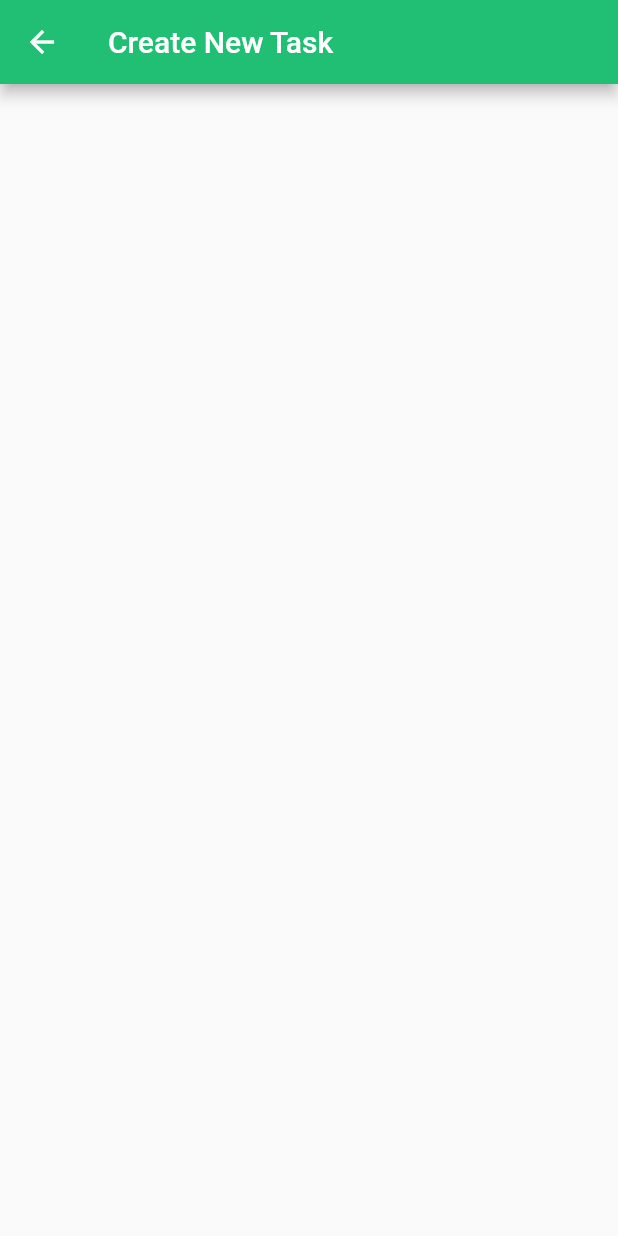
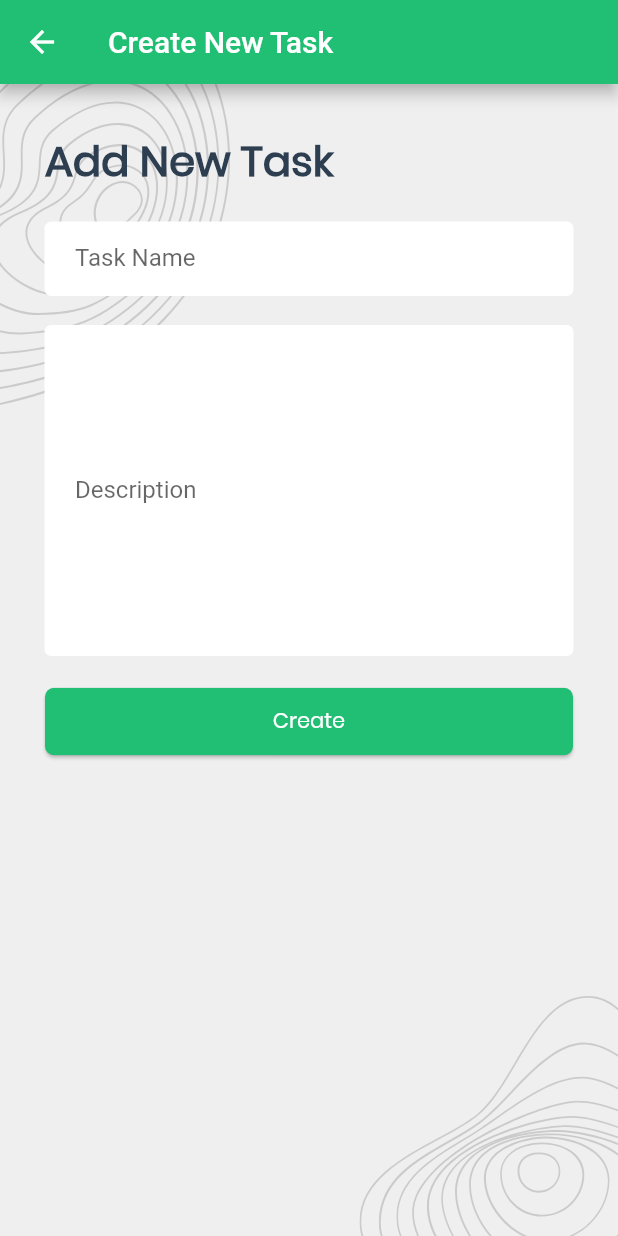
Before and after one commit to Md-Sifatullah617/task_management_app, a Flutter app: the TaskCreateScreen screen opened by its route, on a phone screen of 412 x 824 dp. Run offline on Flutter 3.47's test engine with Material 2 defaults, Android fonts, the light colour scheme and no system bars; our stand-ins replace flutter_svg, fluttertoast, pin_code_fields, shared_preferences; accounts and stored records are empty; network calls fail; key blocks and very long unbroken strings in the code were emptied for the run.

Commit message:
create task done

```diff
--- a/lib/screen/task/task_create_screen.dart
+++ b/lib/screen/task/task_create_screen.dart
@@ -1,5 +1,7 @@
 import 'package:flutter/material.dart';
 import 'package:task_management_app/style/style.dart';
+
+import '../../api/api_client.dart';
 
 class TaskCreateScreen extends StatefulWidget {
   const TaskCreateScreen({Key? key}) : super(key: key);
@@ -15,11 +17,89 @@ class _TaskCreateScreenState extends State<TaskCreateScreen> {
     "status": "New"
   };
   bool loading = false;
+
+  inputOnChanged(mapKey, textValue) {
+    setState(() {
+      formValues.update(mapKey, (value) => textValue);
+    });
+  }
+
+  formOnSubmit() async {
+    if (formValues['title']!.isEmpty) {
+      errorToast("Title Required !");
+    } else if (formValues['description']!.isEmpty) {
+      errorToast("Description Requred !");
+    } else {
+      setState(() {
+        loading = true;
+      });
+      bool res = await taskCreateRequest(formValues);
+      if (res == true) {
+        Navigator.pushNamedAndRemoveUntil(context, "/", (route) => false);
+      } else {
+        setState(() {
+          loading = false;
+        });
+      }
+    }
+  }
+
   @override
   Widget build(BuildContext context) {
     return Scaffold(
       appBar: AppBar(
           backgroundColor: colorGreen, title: const Text("Create New Task")),
+      body: SingleChildScrollView(
+        child: Stack(children: [
+          screenBackground(
+            context,
+          ),
+          Container(
+            alignment: Alignment.center,
+            child: loading? const Center(child: CircularProgressIndicator()) : Padding(
+              padding: const EdgeInsets.all(30.0),
+              child: Column(
+                mainAxisAlignment: MainAxisAlignment.center,
+                crossAxisAlignment: CrossAxisAlignment.start,
+                children: [
+                  Text(
+                    "Add New Task",
+                    style: head1Text(colorDarkBlue),
+                  ),
+                  const SizedBox(
+                    height: 20,
+                  ),
+                  TextFormField(
+                    decoration: appInputDecoration("Task Name"),
+                    onChanged: (textValue) {
+                      inputOnChanged("title", textValue);
+                    },
+                  ),
+                  const SizedBox(
+                    height: 20,
+                  ),
+                  TextFormField(
+                    decoration: appInputDecoration("Description"),
+                    maxLines: 10,
+                    onChanged: (textValue) {
+                      inputOnChanged("description", textValue);
+                    },
+                  ),
+                  const SizedBox(
+                    height: 20,
+                  ),
+                  ElevatedButton(
+                      onPressed: () {
+                        formOnSubmit();
+                      },
+                      style: appButtonStyle(),
+                      child: successButtonChild("Create"))
+                ],
+              ),
+            ),
+          )
+        ]),
+      ),
     );
   }
 }
```
Also changed, not shown: lib/Component/new_task_list.dart (+4 -6 lines), lib/api/api_client.dart (+22 -0 lines).
